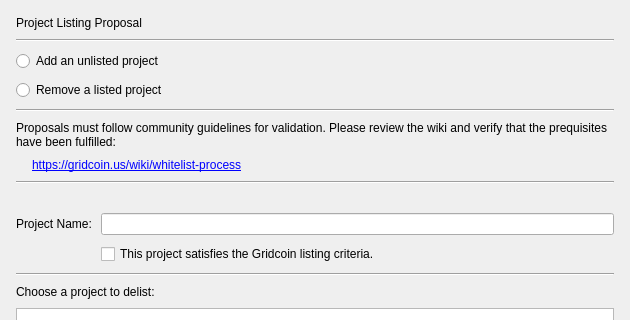
This is src/qt/forms/voting/pollwizardprojectpage.ui in gridcoin-community/Gridcoin-Research as Qt 5 draws it before an edit; both pictures show x 0 to 630 and y 0 to 320 of the 630 by 480 pixel window. The edited form follows.
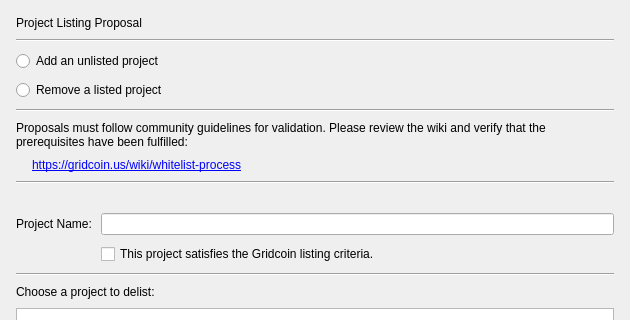
This is the edited form.

```diff
--- a/src/qt/forms/voting/pollwizardprojectpage.ui
+++ b/src/qt/forms/voting/pollwizardprojectpage.ui
@@ -94,7 +94,7 @@
       <item>
        <widget class="QLabel" name="requirementsLabel">
         <property name="text">
-         <string>Proposals must follow community guidelines for validation. Please review the wiki and verify that the prequisites have been fulfilled:</string>
+         <string>Proposals must follow community guidelines for validation. Please review the wiki and verify that the prerequisites have been fulfilled:</string>
         </property>
         <property name="wordWrap">
          <bool>true</bool>
```
